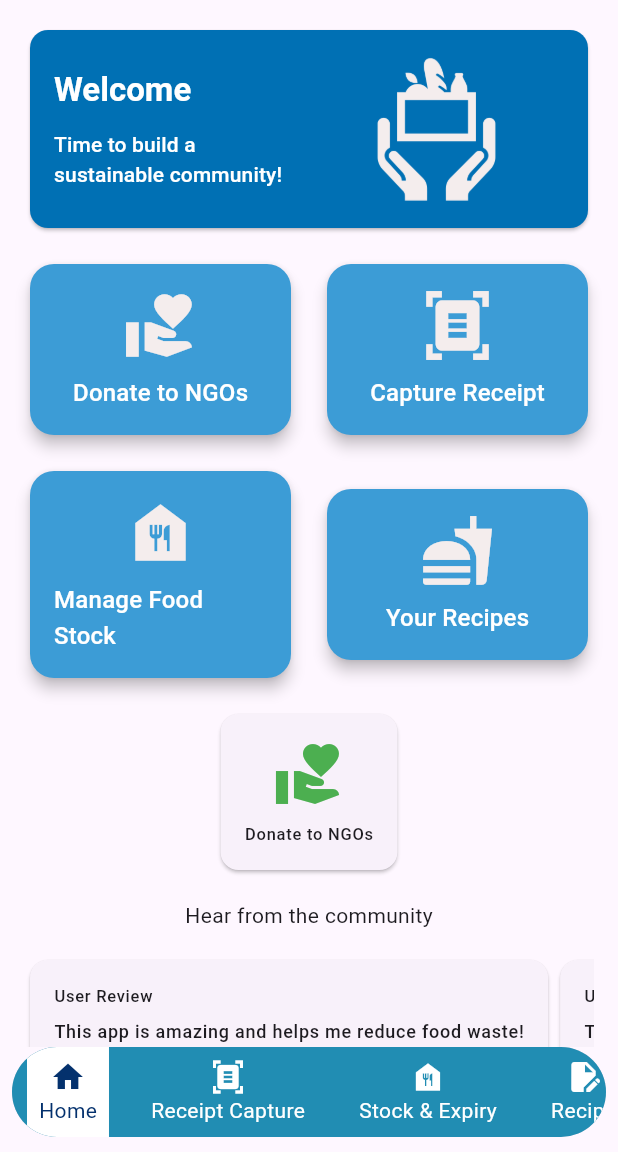
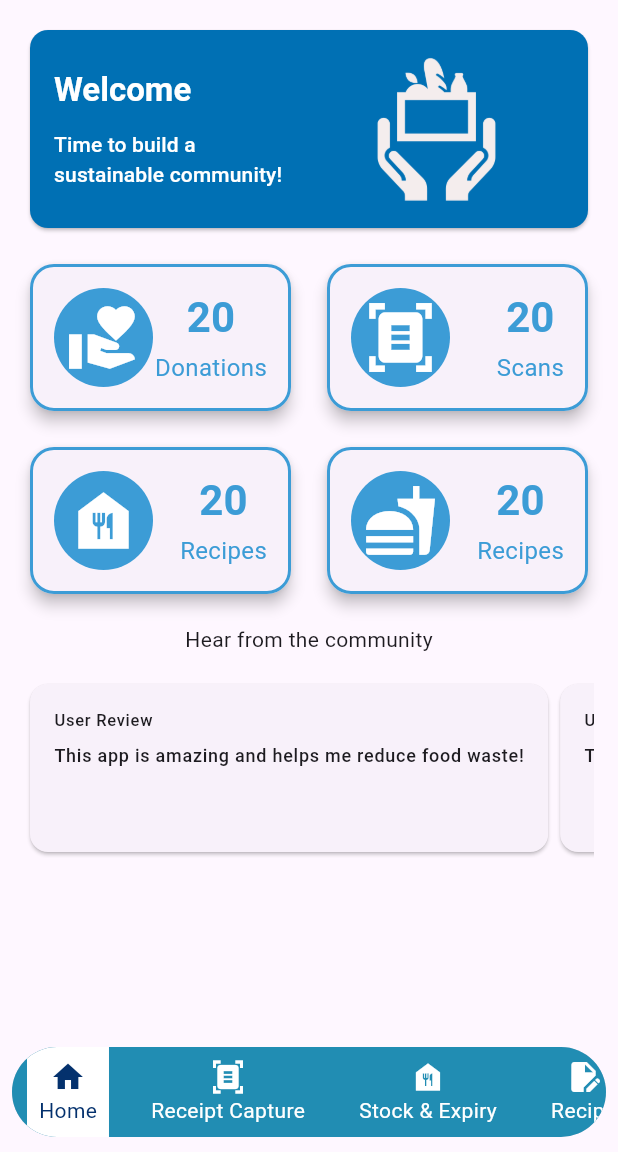
Before and after one commit to raf-xtgt/FoodForward, a Flutter app: the MyHomePage screen opened by its route, on a phone screen of 412 x 824 dp, the part 84-1236 px from its top. Run offline on Flutter 3.47's test engine with Material 3 defaults, Android fonts, the light colour scheme and no system bars; our stand-ins replace camera, flutter_secure_storage; accounts and stored records are empty; network calls fail.

Commit message:
Redo homescreen -_-

```diff
--- a/frontend/food_forward_app/lib/screens/home/home-screen.dart
+++ b/frontend/food_forward_app/lib/screens/home/home-screen.dart
@@ -38,8 +38,6 @@
               ],
             ),
             const SizedBox(height: 16.0),
-            const FoodStockStatsCard(),
-            const SizedBox(height: 16.0),
             const Text("Hear from the community"),
             const SizedBox(height: 16.0),
             SizedBox(
--- a/frontend/food_forward_app/lib/screens/home/widgets/donate-ngo-card.dart
+++ b/frontend/food_forward_app/lib/screens/home/widgets/donate-ngo-card.dart
@@ -32,24 +32,49 @@
         elevation: _elevation, // Use dynamic elevation
         shape: RoundedRectangleBorder(
           borderRadius: BorderRadius.circular(16.0),
+          side: const BorderSide(
+            color: Color(0xFF3C9CD6), // Blue border color
+            width: 2.0,
+          ),
         ),
-        color: const Color(0xFF3C9CD6), // Set background color to #3c9cd6
         child: Padding(
           padding: const EdgeInsets.all(16.0),
-          child: Column(
-            mainAxisAlignment: MainAxisAlignment.center,
+          child: Row(
+            mainAxisAlignment: MainAxisAlignment.spaceBetween,
             children: [
-              Icon(
-                Icons.volunteer_activism,
-                size: 50,
-                color: const Color(0xFFF4EDED), // Set icon color to #f4eded
+              Container(
+                decoration: BoxDecoration(
+                  color: Color(0xFF3C9CD6), // White background for the icon
+                  shape: BoxShape.circle,
+                ),
+                padding: const EdgeInsets.all(8.0), // Padding around the icon
+                child: const Icon(
+                  Icons.volunteer_activism,
+                  size: 50,
+                  color: Colors.white, // Set icon color to blue
+                ),
               ),
-              const SizedBox(height: 8.0),
-              Text(
-                'Donate to NGOs',
-                style: Theme.of(context).textTheme.titleMedium?.copyWith(
-                      color: Colors.white, // Set text color to white for better contrast
+              // Centering the number and text
+              Column(
+                mainAxisAlignment: MainAxisAlignment.center, // Center vertically
+                // crossAxisAlignment: CrossAxisAlignment.end,
+                children: [
+                  Text(
+                    '20',
+                    style: Theme.of(context).textTheme.headlineMedium?.copyWith(
+                          color: const Color(0xFF3C9CD6), // Blue color for the number
+                          fontWeight: FontWeight.bold,
+                        ),
+                  ),
+                  const SizedBox(height: 4.0),
+                  const Text(
+                    'Donations',
+                    style: TextStyle(
+                      fontSize: 16.0, // Smaller text size
+                      color: Color(0xFF3C9CD6), // Blue color for the text
                     ),
+                  ),
+                ],
               ),
             ],
           ),
--- a/frontend/food_forward_app/lib/screens/home/widgets/food-stock-mgmt-card.dart
+++ b/frontend/food_forward_app/lib/screens/home/widgets/food-stock-mgmt-card.dart
@@ -1,5 +1,5 @@
 import 'package:flutter/material.dart';
-import 'package:food_forward_app/screens/stock-and-expiry/stock-and-expiry-main/stock-and-expiry-main.dart';
+
 class FoodStockMgmtCard extends StatefulWidget {
   const FoodStockMgmtCard({super.key});
 
@@ -22,7 +22,6 @@
         setState(() {
           _elevation = 4.0; // Restore elevation on tap up
         });
-        _navigateToFoodStockManagement(context); // Navigate to the new screen
       },
       onTapCancel: () {
         setState(() {
@@ -33,44 +32,54 @@
         elevation: _elevation, // Use dynamic elevation
         shape: RoundedRectangleBorder(
           borderRadius: BorderRadius.circular(16.0),
+          side: const BorderSide(
+            color: Color(0xFF3C9CD6), // Blue border color
+            width: 2.0,
           ),
-        color: const Color(0xFF3C9CD6), // Set background color to #3c9cd6
-        child: InkWell(
-          borderRadius: BorderRadius.circular(16.0), // Border radius for ripple effect
-          onTap: () {
-            _navigateToFoodStockManagement(context); // Navigate when tapped
-          },
+        ),
         child: Padding(
           padding: const EdgeInsets.all(16.0),
-            child: Column(
-              mainAxisAlignment: MainAxisAlignment.center,
+          child: Row(
+            mainAxisAlignment: MainAxisAlignment.spaceBetween,
             children: [
-                Icon(
+              Container(
+                decoration: BoxDecoration(
+                  color: Color(0xFF3C9CD6), // White background for the icon
+                  shape: BoxShape.circle,
+                ),
+                padding: const EdgeInsets.all(8.0), // Padding around the icon
+                child: const Icon(
                   Icons.food_bank,
                   size: 50,
-                  color: const Color(0xFFF4EDED), // Set icon color to #f4eded
+                  color: Colors.white, // Set icon color to blue
                 ),
-                const SizedBox(height: 8.0),
+              ),
+              // Centering the number and text
+              Column(
+                mainAxisAlignment: MainAxisAlignment.center, // Center vertically
+                // crossAxisAlignment: CrossAxisAlignment.end,
+                children: [
                   Text(
-                  'Manage Food Stock',
-                  style: Theme.of(context).textTheme.titleMedium?.copyWith(
-                        color: Colors.white, // Set text color to white for better contrast
+                    '20',
+                    style: Theme.of(context).textTheme.headlineMedium?.copyWith(
+                          color: const Color(0xFF3C9CD6), // Blue color for the number
+                          fontWeight: FontWeight.bold,
                         ),
+                  ),
+                  const SizedBox(height: 4.0),
+                  const Text(
+                    'Recipes',
+                    style: TextStyle(
+                      fontSize: 16.0, // Smaller text size
+                      color: Color(0xFF3C9CD6), // Blue color for the text
+                    ),
+                  ),
+                ],
               ),
             ],
           ),
         ),
       ),
-      ),
-    );
-  }
-
-  // Function to navigate to the Food Stock Management screen
-  void _navigateToFoodStockManagement(BuildContext context) {
-    Navigator.of(context).push(
-      MaterialPageRoute(
-        builder: (context) => StockAndExpiryScreen(), // Navigate to the new screen
-      ),
     );
   }
 }
--- a/frontend/food_forward_app/lib/screens/home/widgets/recipe-card.dart
+++ b/frontend/food_forward_app/lib/screens/home/widgets/recipe-card.dart
@@ -32,24 +32,49 @@
         elevation: _elevation, // Use dynamic elevation
         shape: RoundedRectangleBorder(
           borderRadius: BorderRadius.circular(16.0),
+          side: const BorderSide(
+            color: Color(0xFF3C9CD6), // Blue border color
+            width: 2.0,
+          ),
         ),
-        color: const Color(0xFF3C9CD6), // Set background color to #3c9cd6
         child: Padding(
           padding: const EdgeInsets.all(16.0),
-          child: Column(
-            mainAxisAlignment: MainAxisAlignment.center,
+          child: Row(
+            mainAxisAlignment: MainAxisAlignment.spaceBetween,
             children: [
-              const Icon(
-                Icons.fastfood,
-                size: 50,
-                color: const Color(0xFFF4EDED), // Set icon color to #f4eded
+              Container(
+                decoration: BoxDecoration(
+                  color: Color(0xFF3C9CD6), // White background for the icon
+                  shape: BoxShape.circle,
+                ),
+                padding: const EdgeInsets.all(8.0), // Padding around the icon
+                child: const Icon(
+                  Icons.fastfood,
+                  size: 50,
+                  color: Colors.white, // Set icon color to blue
+                ),
               ),
-              const SizedBox(height: 8.0),
-              Text(
-                'Your Recipes',
-                style: Theme.of(context).textTheme.titleMedium?.copyWith(
-                      color: Colors.white, // Set text color to white for better contrast
+              // Centering the number and text
+              Column(
+                mainAxisAlignment: MainAxisAlignment.center, // Center vertically
+                // crossAxisAlignment: CrossAxisAlignment.end,
+                children: [
+                  Text(
+                    '20',
+                    style: Theme.of(context).textTheme.headlineMedium?.copyWith(
+                          color: const Color(0xFF3C9CD6), // Blue color for the number
+                          fontWeight: FontWeight.bold,
+                        ),
+                  ),
+                  const SizedBox(height: 4.0),
+                  const Text(
+                    'Recipes',
+                    style: TextStyle(
+                      fontSize: 16.0, // Smaller text size
+                      color: Color(0xFF3C9CD6), // Blue color for the text
                     ),
+                  ),
+                ],
               ),
             ],
           ),
--- a/frontend/food_forward_app/lib/screens/home/widgets/scan-receipt-card.dart
+++ b/frontend/food_forward_app/lib/screens/home/widgets/scan-receipt-card.dart
@@ -32,24 +32,49 @@
         elevation: _elevation, // Use dynamic elevation
         shape: RoundedRectangleBorder(
           borderRadius: BorderRadius.circular(16.0),
+          side: const BorderSide(
+            color: Color(0xFF3C9CD6), // Blue border color
+            width: 2.0,
+          ),
         ),
-        color: const Color(0xFF3C9CD6), // Set background color to #3c9cd6
         child: Padding(
           padding: const EdgeInsets.all(16.0),
-          child: Column(
-            mainAxisAlignment: MainAxisAlignment.center,
+          child: Row(
+            mainAxisAlignment: MainAxisAlignment.spaceBetween,
             children: [
-              const Icon(
-                Icons.document_scanner,
-                size: 50,
-                color: const Color(0xFFF4EDED), // Set icon color to #f4eded
+              Container(
+                decoration: BoxDecoration(
+                  color: Color(0xFF3C9CD6), // White background for the icon
+                  shape: BoxShape.circle,
+                ),
+                padding: const EdgeInsets.all(8.0), // Padding around the icon
+                child: const Icon(
+                  Icons.document_scanner,
+                  size: 50,
+                  color: Colors.white, // Set icon color to blue
+                ),
               ),
-              const SizedBox(height: 8.0),
-              Text(
-                'Capture Receipt',
-                style: Theme.of(context).textTheme.titleMedium?.copyWith(
-                      color: Colors.white, // Set text color to white for better contrast
+              // Centering the number and text
+              Column(
+                mainAxisAlignment: MainAxisAlignment.center, // Center vertically
+                // crossAxisAlignment: CrossAxisAlignment.end,
+                children: [
+                  Text(
+                    '20',
+                    style: Theme.of(context).textTheme.headlineMedium?.copyWith(
+                          color: const Color(0xFF3C9CD6), // Blue color for the number
+                          fontWeight: FontWeight.bold,
+                        ),
+                  ),
+                  const SizedBox(height: 4.0),
+                  const Text(
+                    'Scans',
+                    style: TextStyle(
+                      fontSize: 16.0, // Smaller text size
+                      color: Color(0xFF3C9CD6), // Blue color for the text
                     ),
+                  ),
+                ],
               ),
             ],
           ),
```
Lines whose indentation alone changed are shown as unchanged.
